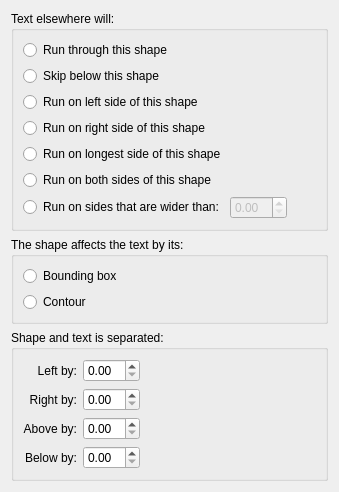
Above: words/part/dialogs/KWRunAroundProperties.ui from KDE/calligra before the change. Below: the same form after it.
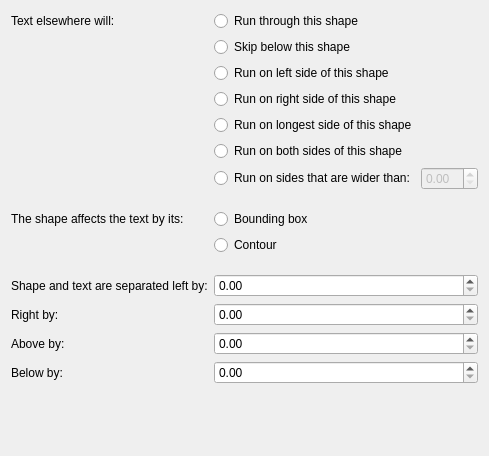
That is the form after the change. Custom widgets are drawn as their Qt base class.

Commit message: KWRunAroundProperties: Port to QFormLayout

```diff
--- a/words/part/dialogs/KWRunAroundProperties.ui
+++ b/words/part/dialogs/KWRunAroundProperties.ui
@@ -10,59 +10,59 @@
     <height>456</height>
    </rect>
   </property>
-  <layout class="QVBoxLayout" name="verticalLayout_3">
+  <layout class="QHBoxLayout" name="mainLayout">
    <item>
-    <widget class="QGroupBox" name="groupBox_3">
-     <property name="title">
+    <layout class="QFormLayout">
+     <item row="0" column="0">
+      <widget class="QLabel">
+       <property name="text">
       <string>Text elsewhere will:</string>
      </property>
-     <property name="flat">
-      <bool>true</bool>
-     </property>
-     <layout class="QVBoxLayout" name="verticalLayout">
-      <item>
+      </widget>
+     </item>
+     <item row="0" column="1">
        <widget class="QRadioButton" name="runThrough">
         <property name="text">
          <string>Run through this shape</string>
         </property>
        </widget>
       </item>
-      <item>
+     <item row="1" column="1">
        <widget class="QRadioButton" name="noRunaround">
         <property name="text">
          <string>Skip below this shape</string>
         </property>
        </widget>
       </item>
-      <item>
+     <item row="2" column="1">
        <widget class="QRadioButton" name="left">
         <property name="text">
          <string>Run on left side of this shape</string>
         </property>
        </widget>
       </item>
-      <item>
+     <item row="3" column="1">
        <widget class="QRadioButton" name="right">
         <property name="text">
          <string>Run on right side of this shape</string>
         </property>
        </widget>
       </item>
-      <item>
+     <item row="4" column="1">
        <widget class="QRadioButton" name="longest">
         <property name="text">
          <string>Run on longest side of this shape</string>
         </property>
        </widget>
       </item>
-      <item>
+     <item row="5" column="1">
        <widget class="QRadioButton" name="both">
         <property name="text">
          <string>Run on both sides of this shape</string>
         </property>
        </widget>
       </item>
-      <item>
+     <item row="6" column="1">
        <layout class="QHBoxLayout" name="horizontalLayout">
         <property name="leftMargin">
          <number>0</number>
@@ -81,190 +81,88 @@
           </property>
          </widget>
         </item>
-        <item>
-         <spacer name="spacer">
-          <property name="orientation">
-           <enum>Qt::Horizontal</enum>
-          </property>
-          <property name="sizeHint" stdset="0">
-           <size>
-            <width>20</width>
-            <height>20</height>
-           </size>
-          </property>
-         </spacer>
-        </item>
-       </layout>
-      </item>
-     </layout>
-    </widget>
-   </item>
-   <item>
-    <widget class="QGroupBox" name="groupBox">
-     <property name="title">
+      </layout>
+     </item>
+     <item row="7" column="0">
+      <spacer name="spacer" />
+     </item>
+     <item row="8" column="0">
+      <widget class="QLabel">
+       <property name="text">
       <string>The shape affects the text by its:</string>
      </property>
-     <property name="flat">
-      <bool>true</bool>
-     </property>
-     <layout class="QVBoxLayout" name="verticalLayout_2">
-      <item>
+      </widget>
+     </item>
+     <item row="8" column="1">
        <widget class="QRadioButton" name="box">
         <property name="text">
          <string>Bounding box</string>
         </property>
        </widget>
       </item>
-      <item>
+     <item row="9" column="1">
        <widget class="QRadioButton" name="outside">
         <property name="text">
          <string>Contour</string>
         </property>
        </widget>
       </item>
-     </layout>
-    </widget>
-   </item>
-   <item>
-    <widget class="QGroupBox" name="groupBox_2">
-     <property name="title">
-      <string>Shape and text is separated:</string>
-     </property>
-     <property name="flat">
-      <bool>true</bool>
-     </property>
-     <layout class="QGridLayout" name="gridLayout">
-      <item row="0" column="0">
-       <widget class="QLabel" name="label_5">
+     <item row="10" column="0">
+      <spacer name="spacer1" />
+     </item>
+     <item row="11" column="0">
+      <widget class="QLabel">
         <property name="text">
-         <string>Left by:</string>
-        </property>
-        <property name="alignment">
-         <set>Qt::AlignRight|Qt::AlignTrailing|Qt::AlignVCenter</set>
+        <string>Shape and text are separated left by:</string>
         </property>
         <property name="buddy">
          <cstring>distanceLeft</cstring>
         </property>
        </widget>
       </item>
-      <item row="0" column="1">
+     <item row="11" column="1">
        <widget class="KoUnitDoubleSpinBox" name="distanceLeft"/>
       </item>
-      <item row="0" column="2">
-       <spacer>
-        <property name="orientation">
-         <enum>Qt::Horizontal</enum>
-        </property>
-        <property name="sizeHint" stdset="0">
-         <size>
-          <width>180</width>
-          <height>20</height>
-         </size>
-        </property>
-       </spacer>
-      </item>
-      <item row="2" column="0">
-       <widget class="QLabel" name="label_6">
+     <item row="12" column="0">
+      <widget class="QLabel">
+       <property name="text">
+        <string>Right by:</string>
+       </property>
+       <property name="buddy">
+        <cstring>distanceRight</cstring>
+       </property>
+      </widget>
+     </item>
+     <item row="12" column="1">
+      <widget class="KoUnitDoubleSpinBox" name="distanceRight"/>
+     </item>
+     <item row="13" column="0">
+      <widget class="QLabel">
         <property name="text">
          <string>Above by:</string>
         </property>
-        <property name="alignment">
-         <set>Qt::AlignRight|Qt::AlignTrailing|Qt::AlignVCenter</set>
-        </property>
         <property name="buddy">
          <cstring>distanceLeft</cstring>
         </property>
        </widget>
       </item>
-      <item row="2" column="1">
+     <item row="13" column="1">
        <widget class="KoUnitDoubleSpinBox" name="distanceTop"/>
       </item>
-      <item row="2" column="2">
-       <spacer>
-        <property name="orientation">
-         <enum>Qt::Horizontal</enum>
-        </property>
-        <property name="sizeHint" stdset="0">
-         <size>
-          <width>180</width>
-          <height>20</height>
-         </size>
-        </property>
-       </spacer>
-      </item>
-      <item row="4" column="0">
-       <widget class="QLabel" name="label_8">
+     <item row="14" column="0">
+      <widget class="QLabel">
         <property name="text">
          <string>Below by:</string>
         </property>
-        <property name="alignment">
-         <set>Qt::AlignRight|Qt::AlignTrailing|Qt::AlignVCenter</set>
-        </property>
         <property name="buddy">
          <cstring>distanceLeft</cstring>
         </property>
        </widget>
       </item>
-      <item row="4" column="1">
-       <widget class="KoUnitDoubleSpinBox" name="distanceBottom"/>
-      </item>
-      <item row="4" column="2">
-       <spacer>
-        <property name="orientation">
-         <enum>Qt::Horizontal</enum>
-        </property>
-        <property name="sizeHint" stdset="0">
-         <size>
-          <width>180</width>
-          <height>20</height>
-         </size>
-        </property>
-       </spacer>
-      </item>
-      <item row="1" column="0">
-       <widget class="QLabel" name="label_7">
-        <property name="text">
-         <string>Right by:</string>
-        </property>
-        <property name="alignment">
-         <set>Qt::AlignRight|Qt::AlignTrailing|Qt::AlignVCenter</set>
-        </property>
-        <property name="buddy">
-         <cstring>distanceLeft</cstring>
-        </property>
-       </widget>
-      </item>
-      <item row="1" column="1">
-       <widget class="KoUnitDoubleSpinBox" name="distanceRight"/>
-      </item>
-      <item row="1" column="2">
-       <spacer>
-        <property name="orientation">
-         <enum>Qt::Horizontal</enum>
-        </property>
-        <property name="sizeHint" stdset="0">
-         <size>
-          <width>180</width>
-          <height>20</height>
-         </size>
-        </property>
-       </spacer>
-      </item>
-     </layout>
-    </widget>
-   </item>
-   <item>
-    <spacer>
-     <property name="orientation">
-      <enum>Qt::Vertical</enum>
-     </property>
-     <property name="sizeHint" stdset="0">
-      <size>
-       <width>20</width>
-       <height>16</height>
-      </size>
-     </property>
-    </spacer>
+     <item row="14" column="1">
+      <widget class="KoUnitDoubleSpinBox" name="distanceBottom" />
+     </item>
+    </layout>
    </item>
   </layout>
  </widget>
```
Left out of the diff: 4 changed lines with no effect on the pictures. Lines whose indentation alone changed are shown as unchanged. The commit also changes 1 other file.
